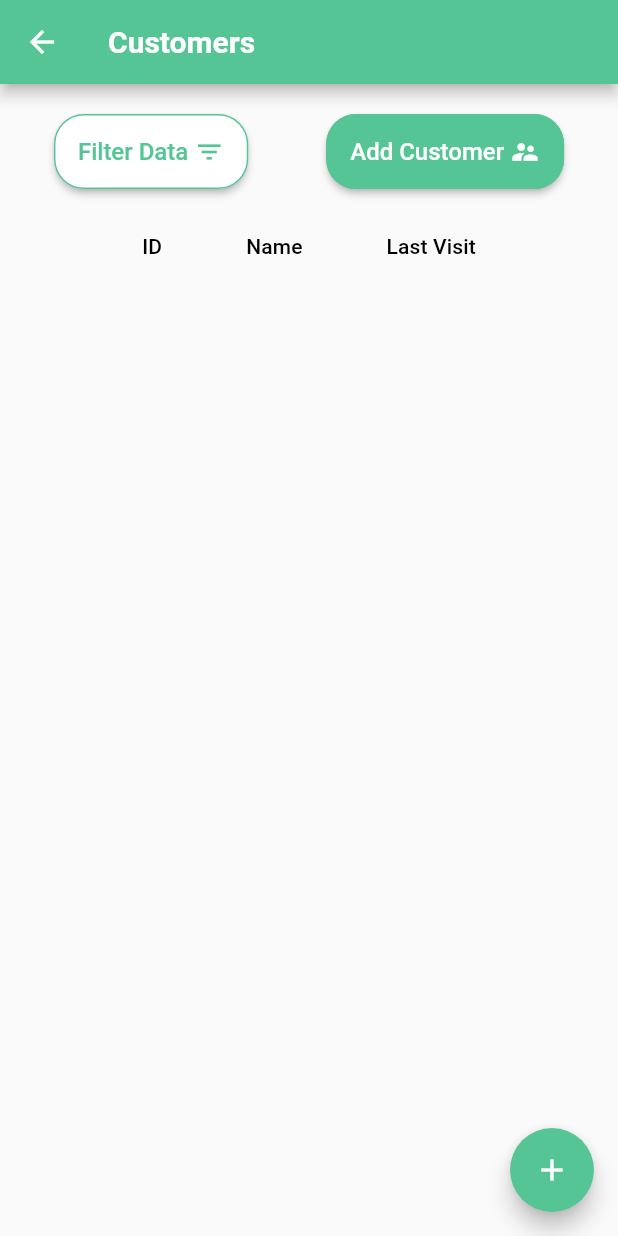
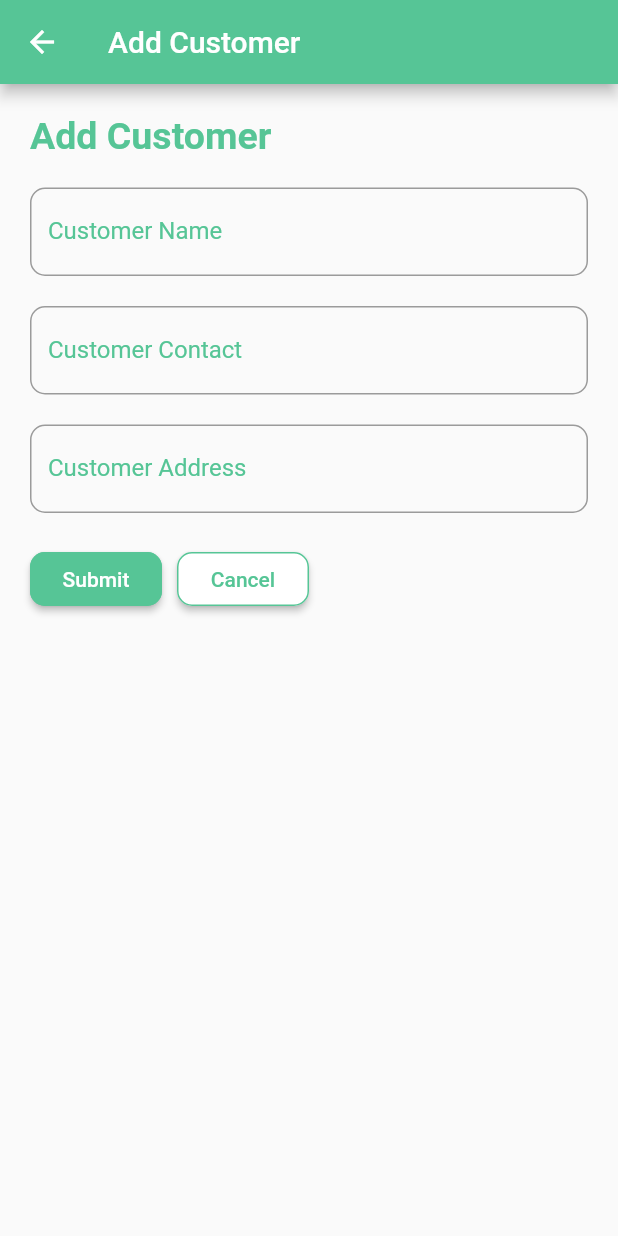
Before and after one commit to iceru/k_easier, a Flutter app: the Customers screen opened directly, after a tap on "Add Customer", on a phone screen of 412 x 824 dp. Run offline on Flutter 3.47's test engine with Material 2 defaults, Android fonts, the phone set to English and light mode, and no system bars; our stand-ins replace cloud_firestore, firebase_core; accounts and stored records are empty.

Commit message:
commit banyak

```diff
--- /dev/null
+++ b/lib/addCustomer.dart
@@ -0,0 +1,106 @@
+import 'package:flutter/material.dart';
+import 'package:k_easier/components/colors.dart';
+
+class AddCustomer extends StatelessWidget {
+  @override
+  Widget build(BuildContext context) {
+    // TODO: implement build
+    return Scaffold(
+      appBar: AppBar(
+        title: Text('Add Customer'),
+        backgroundColor: mainColor,
+      ),
+      body: Column(
+        crossAxisAlignment: CrossAxisAlignment.start,
+        children: [
+          Padding(
+            padding: EdgeInsets.only(top: 20, left: 20, bottom: 10),
+            child: Text(
+              'Add Customer',
+              style: TextStyle(
+                fontSize: 25,
+                fontWeight: FontWeight.bold,
+                color: mainColor,
+              ),
+            ),
+          ),
+          Padding(
+            padding: EdgeInsets.symmetric(vertical: 10, horizontal: 20),
+            child: TextField(
+              decoration: InputDecoration(
+                  border: new OutlineInputBorder(
+                    borderRadius: const BorderRadius.all(
+                      const Radius.circular(10.0),
+                    ),
+                    borderSide: const BorderSide(color: mainColor, width: 2),
+                  ),
+                  labelText: 'Customer Name',
+                  labelStyle: new TextStyle(color: mainColor)),
+            ),
+          ),
+          Padding(
+            padding: EdgeInsets.symmetric(vertical: 10, horizontal: 20),
+            child: TextField(
+              decoration: InputDecoration(
+                  border: new OutlineInputBorder(
+                    borderRadius: const BorderRadius.all(
+                      const Radius.circular(10.0),
+                    ),
+                    borderSide: const BorderSide(color: mainColor, width: 2),
+                  ),
+                  labelText: 'Customer Contact',
+                  labelStyle: new TextStyle(color: mainColor)),
+            ),
+          ),
+          Padding(
+            padding: EdgeInsets.symmetric(vertical: 10, horizontal: 20),
+            child: TextField(
+              decoration: InputDecoration(
+                  border: new OutlineInputBorder(
+                    borderRadius: const BorderRadius.all(
+                      const Radius.circular(10.0),
+                    ),
+                    borderSide: const BorderSide(color: mainColor, width: 2),
+                  ),
+                  labelText: 'Customer Address',
+                  labelStyle: new TextStyle(color: mainColor)),
+            ),
+          ),
+          Padding(
+              padding: EdgeInsets.symmetric(vertical: 10, horizontal: 20),
+              child: Row(
+                children: [
+                  Padding(
+                    padding: EdgeInsets.only(right: 10),
+                    child: RaisedButton(
+                      onPressed: () {},
+                      color: mainColor,
+                      shape: RoundedRectangleBorder(
+                        borderRadius: BorderRadius.circular(10),
+                        side: BorderSide(color: mainColor),
+                      ),
+                      child: Text(
+                        'Submit',
+                        style: TextStyle(color: Colors.white),
+                      ),
+                    ),
+                  ),
+                  RaisedButton(
+                    onPressed: () {},
+                    color: Colors.white,
+                    shape: RoundedRectangleBorder(
+                      borderRadius: BorderRadius.circular(10),
+                      side: BorderSide(color: mainColor),
+                    ),
+                    child: Text(
+                      'Cancel',
+                      style: TextStyle(color: mainColor),
+                    ),
+                  ),
+                ],
+              ))
+        ],
+      ),
+    );
+  }
+}
--- a/lib/customer.dart
+++ b/lib/customer.dart
@@ -1,5 +1,6 @@
 import 'package:cloud_firestore/cloud_firestore.dart';
 import 'package:flutter/material.dart';
+import 'package:k_easier/addCustomer.dart';
 import 'package:k_easier/components/colors.dart';
 
 class Customers extends StatelessWidget {
@@ -11,7 +12,6 @@ class Customers extends StatelessWidget {
           'Customers',
           style: TextStyle(fontWeight: FontWeight.bold),
         ),
-        backgroundColor: mainColor,
       ),
       body: Padding(
         padding: EdgeInsets.all(10),
@@ -20,10 +20,70 @@ class Customers extends StatelessWidget {
             Row(
               mainAxisAlignment: MainAxisAlignment.spaceAround,
               children: [
-                buttonCustomer(
-                    Colors.white, mainColor, 'Filter Data ', Icons.filter_list),
-                buttonCustomer(mainColor, Colors.white, 'Add Customer ',
-                    Icons.supervisor_account)
+                Container(
+                  padding: EdgeInsets.symmetric(horizontal: 10, vertical: 10),
+                  child: ButtonTheme(
+                    height: 50,
+                    child: RaisedButton(
+                      onPressed: () {},
+                      color: Colors.white,
+                      shape: RoundedRectangleBorder(
+                        borderRadius: BorderRadius.circular(20),
+                        side: BorderSide(color: mainColor),
+                      ),
+                      child: Row(
+                        crossAxisAlignment: CrossAxisAlignment.center,
+                        mainAxisAlignment: MainAxisAlignment.center,
+                        children: [
+                          Text(
+                            'Filter Data ',
+                            style: TextStyle(color: mainColor, fontSize: 16),
+                          ),
+                          Icon(
+                            Icons.filter_list,
+                            color: mainColor,
+                            size: 20,
+                          ),
+                        ],
+                      ),
+                    ),
+                  ),
+                ),
+                Container(
+                  padding: EdgeInsets.symmetric(horizontal: 10, vertical: 10),
+                  child: ButtonTheme(
+                    height: 50,
+                    child: RaisedButton(
+                      onPressed: () {
+                        Navigator.push(
+                          context,
+                          MaterialPageRoute(
+                              builder: (context) => AddCustomer()),
+                        );
+                      },
+                      color: mainColor,
+                      shape: RoundedRectangleBorder(
+                        borderRadius: BorderRadius.circular(20),
+                        side: BorderSide(color: mainColor),
+                      ),
+                      child: Row(
+                        crossAxisAlignment: CrossAxisAlignment.center,
+                        mainAxisAlignment: MainAxisAlignment.center,
+                        children: [
+                          Text(
+                            'Add Customer',
+                            style: TextStyle(color: Colors.white, fontSize: 16),
+                          ),
+                          Icon(
+                            Icons.supervisor_account,
+                            color: Colors.white,
+                            size: 20,
+                          ),
+                        ],
+                      ),
+                    ),
+                  ),
+                ),
               ],
             ),
             tableCustomer(context)
--- a/lib/main.dart
+++ b/lib/main.dart
@@ -7,6 +7,21 @@ import 'package:k_easier/signIn.dart';
 void main() {
   runApp(App());
 }
+
+Map<int, Color> color = {
+  50: Color.fromRGBO(86, 197, 150, .1),
+  100: Color.fromRGBO(86, 197, 150, .2),
+  200: Color.fromRGBO(86, 197, 150, .3),
+  300: Color.fromRGBO(86, 197, 150, .4),
+  400: Color.fromRGBO(86, 197, 150, .5),
+  500: Color.fromRGBO(86, 197, 150, .6),
+  600: Color.fromRGBO(86, 197, 150, .7),
+  700: Color.fromRGBO(86, 197, 150, .8),
+  800: Color.fromRGBO(86, 197, 150, .9),
+  900: Color.fromRGBO(86, 197, 150, 1),
+};
+
+MaterialColor colorCustom = MaterialColor(0xFF56C596, color);
 
 class App extends StatefulWidget {
   _AppState createState() => _AppState();
@@ -74,7 +89,12 @@ class MyApp extends StatelessWidget {
         // or simply save your changes to "hot reload" in a Flutter IDE).
         // Notice that the counter didn't reset back to zero; the application
         // is not restarted.
-        primarySwatch: Colors.green,
+        primarySwatch: colorCustom,
+        primaryTextTheme: TextTheme(
+          headline6: TextStyle(color: Colors.white),
+        ),
+        primaryIconTheme:
+            Theme.of(context).primaryIconTheme.copyWith(color: Colors.white),
         // This makes the visual density adapt to the platform that you run
         // the app on. For desktop platforms, the controls will be smaller and
         // closer together (more dense) than on mobile platforms.
```
Also changed, not shown: lib/customerDetail.dart (added, +13 -0 lines), lib/dashboard.dart (+17 -4 lines), lib/items.dart (added, +287 -0 lines), lib/transactions.dart (+20 -4 lines).
